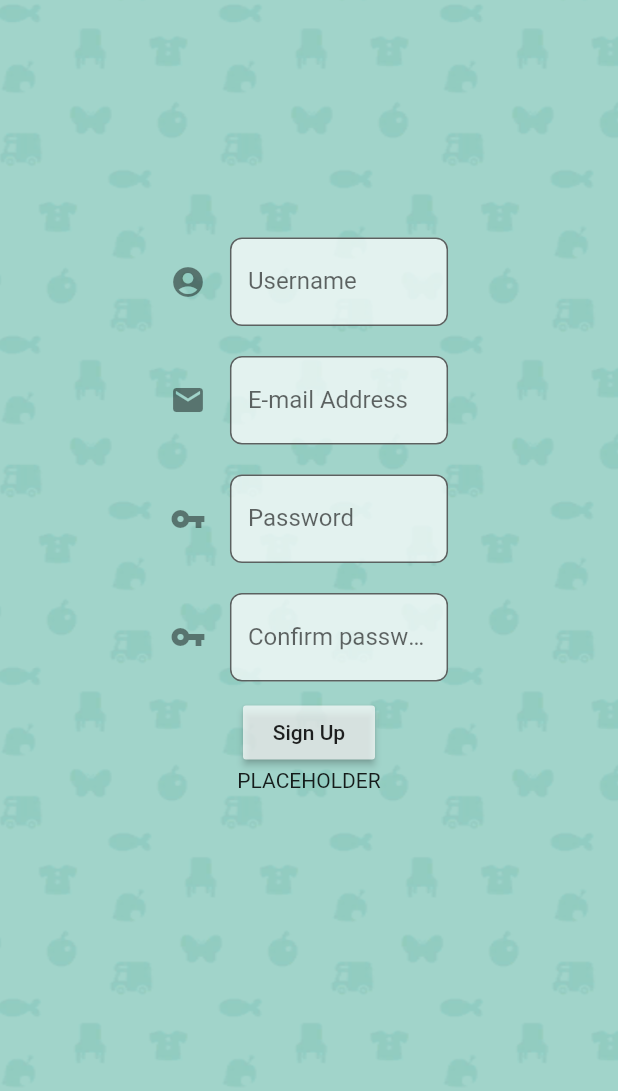
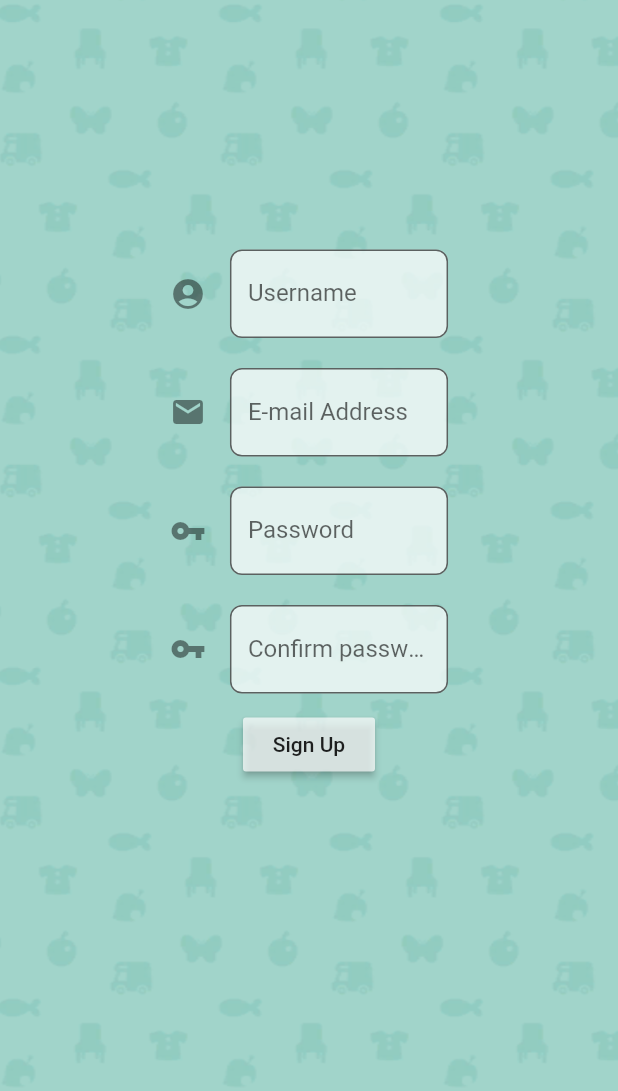
Before and after one commit to NickBonet/turnip_frontend, a Flutter app: the SignupPage screen opened by its route, on a phone screen of 412 x 824 dp, the part 145-1236 px from its top. Run offline on Flutter 3.47's test engine with Material 2 defaults, Android fonts, the phone set to English and light mode, and no system bars; our stand-ins replace flutter_mobx, mobx, shared_preferences; missing offline and left inert: regexed_validator; accounts and stored records are empty; generated files the repository leaves out were written again; network calls fail.

Commit message:
Actually putting effort into login and signup pages now.

```diff
--- a/lib/main.dart
+++ b/lib/main.dart
@@ -1,13 +1,13 @@
 import 'package:flutter/material.dart';
 import 'package:provider/provider.dart';
 import 'package:turnip_frontend/pages/SignupPage.dart';
-import 'package:turnip_frontend/stores/LoginStore.dart';
 import 'package:turnip_frontend/pages/HomePage.dart';
 import 'package:turnip_frontend/pages/LoginPage.dart';
+import 'package:turnip_frontend/stores/UserStateStore.dart';
 
 void main() => runApp(
   Provider(
-    create: (context) => LoginStore(),
+    create: (context) => UserStateStore(),
     child: TurnipApp()
   )
 );
--- a/lib/pages/SignupPage.dart
+++ b/lib/pages/SignupPage.dart
@@ -6,9 +6,7 @@ import 'package:turnip_frontend/stores/SignupStore.dart';
 import 'package:turnip_frontend/widgets/MainAppBar.dart';
 
 class SignupPage extends StatefulWidget {
-  SignupPage({Key key, this.title}) : super(key: key);
-
-  final String title;
+  SignupPage({Key key}) : super(key: key);
 
   @override
   _SignupPageState createState() => _SignupPageState();
@@ -31,6 +29,7 @@ class _SignupPageState extends State<SignupPage> {
   void validateSignUp() {
     final signupForm = _signupFormKey.currentState;
     if (signupForm.validate()) {
+      signupStore.setLoading(true);
       signupStore.postSignup(emailController.text, pwdController.text, usernameController.text, pwdConfirmController.text);
     }
   }
@@ -58,7 +57,6 @@ class _SignupPageState extends State<SignupPage> {
                     widthFactor: 0.45,
                     child: TextFormField(
                       controller: usernameController,
-                      obscureText: true,
                       decoration: InputDecoration(
                         border: OutlineInputBorder(borderRadius: BorderRadius.circular(8)),
                         filled: true,
@@ -90,6 +88,9 @@ class _SignupPageState extends State<SignupPage> {
                     widthFactor: 0.45,
                     child: TextFormField(
                       controller: pwdController,
+                      validator: (String value) {
+                        return validator.password(value) ? null : "Password does not meet minimum requirements.";
+                      },
                       obscureText: true,
                       decoration: InputDecoration(
                         border: OutlineInputBorder(borderRadius: BorderRadius.circular(8)),
@@ -105,6 +106,9 @@ class _SignupPageState extends State<SignupPage> {
                     widthFactor: 0.45,
                     child: TextFormField(
                       controller: pwdConfirmController,
+                      validator: (String value) {
+                        return value == pwdController.text ? null : 'Passwords do not match.';
+                      },
                       obscureText: true,
                       decoration: InputDecoration(
                         border: OutlineInputBorder(borderRadius: BorderRadius.circular(8)),
@@ -121,10 +125,10 @@ class _SignupPageState extends State<SignupPage> {
                     color: Colors.white70,
                     onPressed: () {
                       validateSignUp();
-                      signupStore.setLoading(true);
                     },
                   ),
-                  signupStore.successfulSignup ? Text('successfulSignup?: true') : Text('PLACEHOLDER')
+                  signupStore.successfulSignup ? Text('Sign up successful!') : Container(),
+                  signupStore.signUpAttempted && !signupStore.successfulSignup ? Text('Sign up failed.') : Container()
                 ],
               ),
             ),
--- a/lib/stores/SignupStore.dart
+++ b/lib/stores/SignupStore.dart
@@ -9,6 +9,9 @@ class SignupStore = _SignupStore with _$SignupStore;
 abstract class _SignupStore with Store {
   @observable
   bool isLoading = false;
+
+  @observable
+  bool signUpAttempted = false;
 
   @observable
   bool successfulSignup = false;
@@ -35,6 +38,8 @@ abstract class _SignupStore with Store {
       body: jsonEncode(authPayload)
     );
 
+    signUpAttempted = true;
+
     if (response.statusCode == 201) {
       setLoading(false);
       successfulSignup = true;
--- a/lib/widgets/MainAppBar.dart
+++ b/lib/widgets/MainAppBar.dart
@@ -2,7 +2,7 @@ import "package:flutter/material.dart";
 import 'package:provider/provider.dart';
 import 'package:flutter_mobx/flutter_mobx.dart';
 
-import 'package:turnip_frontend/stores/LoginStore.dart';
+import 'package:turnip_frontend/stores/UserStateStore.dart';
 
 class MainAppBar extends StatefulWidget implements PreferredSizeWidget {
   MainAppBar({Key key, this.title}) : preferredSize = Size.fromHeight(kToolbarHeight), super(key : key);
@@ -24,7 +24,7 @@ class _MainAppBar extends State<MainAppBar> {
 
   @override
   Widget build(BuildContext context) {
-    final loginStore = Provider.of<LoginStore>(context, listen: false);
+    final userStateStore = Provider.of<UserStateStore>(context, listen: false);
     return Observer(
         builder: (_) => AppBar(
         title: Row(
@@ -37,13 +37,13 @@ class _MainAppBar extends State<MainAppBar> {
         actions: <Widget>[
           OutlineButton(
             onPressed: () {
-              Navigator.pushNamed(context, '/signup');
+              Navigator.popAndPushNamed(context, '/signup');
             },
             child: Text("Sign Up", style: TextStyle(color: Colors.white))
           ),
-          !loginStore.loggedIn ? OutlineButton(
+          !userStateStore.loggedIn ? OutlineButton(
             onPressed: () {
-              Navigator.pushNamed(context, '/login');
+              Navigator.popAndPushNamed(context, '/login');
             },
             child: Text("Login", style: TextStyle(color: Colors.white))
           )
```
Also changed, not shown: lib/pages/LoginPage.dart (+8 -6 lines), lib/stores/LoginStore.dart (+10 -6 lines), lib/stores/UserStateStore.dart (added, +15 -0 lines), lib/stores/LoginStore.g.dart, lib/stores/SignupStore.g.dart, lib/stores/UserStateStore.g.dart (added).
